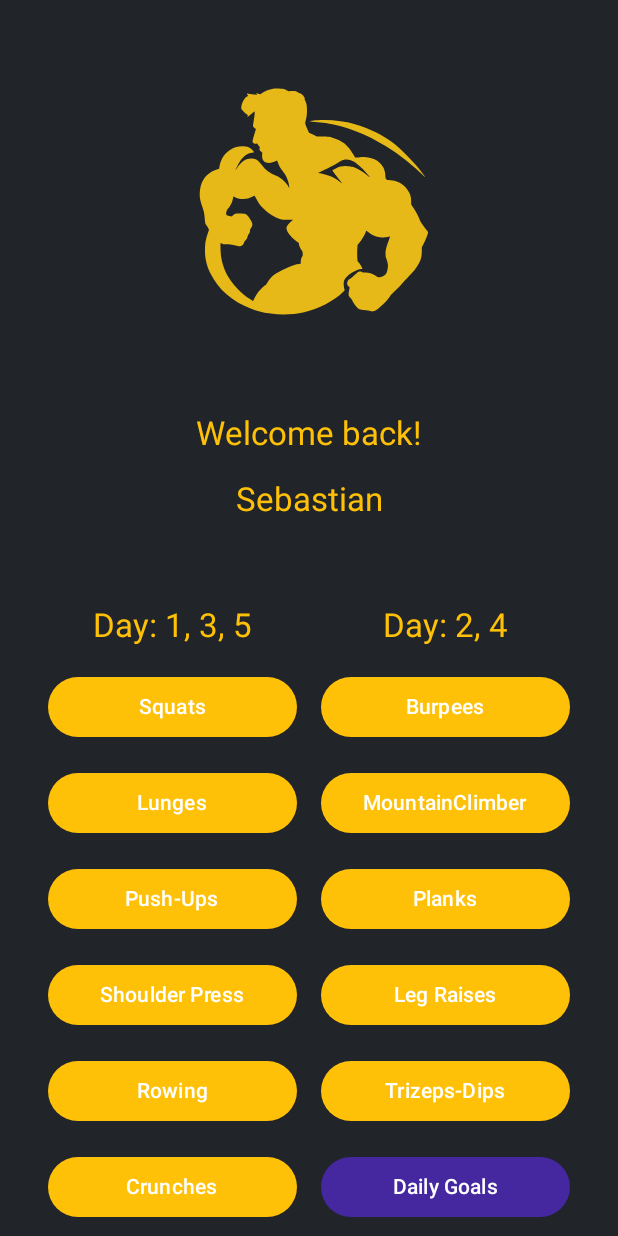
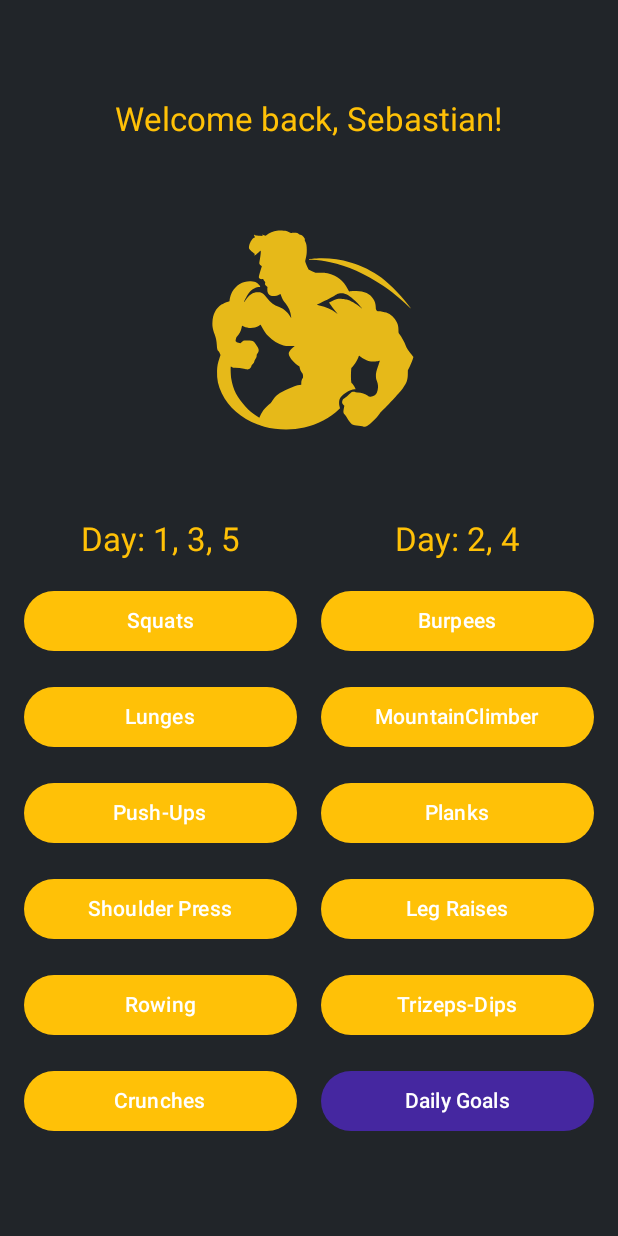
Before and after one commit to Shebby91/PushUpCounterApp, an Android app built with Jetpack Compose: the screen it shows after launch (MainActivity), on a phone screen of 412 x 824 dp. Run offline under Robolectric (Android 15) with nearby library versions, the phone set to English and light mode, and no system bars.

Commit message:
renamed app, layout changes

```diff
--- a/app/src/main/AndroidManifest.xml
+++ b/app/src/main/AndroidManifest.xml
@@ -7,7 +7,7 @@
         android:dataExtractionRules="@xml/data_extraction_rules"
         android:fullBackupContent="@xml/backup_rules"
         android:icon="@mipmap/ic_launcher"
-        android:label="@string/app_name"
+        android:label="SebastiansApp"
         android:roundIcon="@mipmap/ic_launcher_round"
         android:supportsRtl="true"
         android:theme="@style/Theme.App"
@@ -15,11 +15,10 @@
         <activity
             android:name=".MainActivity"
             android:exported="true"
-            android:label="@string/app_name"
+            android:label="SebastiansApp"
             android:theme="@style/Theme.App">
             <intent-filter>
                 <action android:name="android.intent.action.MAIN" />
-
                 <category android:name="android.intent.category.LAUNCHER" />
             </intent-filter>
         </activity>
--- a/app/src/main/java/com/example/app/MainActivity.kt
+++ b/app/src/main/java/com/example/app/MainActivity.kt
@@ -240,22 +240,21 @@ fun StartScreen(navController: NavController) {
         modifier = Modifier
             .fillMaxSize()
             .background(MaterialTheme.colorScheme.background)
-            .padding(horizontal = 32.dp, vertical = 4.dp),
+            .padding(horizontal = 16.dp, vertical = 14.dp),
         contentAlignment = Alignment.Center
     ) {
         Column(
             horizontalAlignment = Alignment.CenterHorizontally,
             verticalArrangement = Arrangement.spacedBy(16.dp)
         ) {
+            Text(text = "Welcome back, Sebastian!", color = MaterialTheme.colorScheme.primary, style = MaterialTheme.typography.titleLarge)
             // App-Logo
             Image(
                 painter = painterResource(id = R.drawable.logo),
                 contentDescription = "App Logo",
-                modifier = Modifier.size(250.dp)
+                modifier = Modifier.size(220.dp)
             )
-            Text(text = "Welcome back!", color = MaterialTheme.colorScheme.primary, style = MaterialTheme.typography.titleLarge)
-            Text(text = "Sebastian", color = MaterialTheme.colorScheme.primary, style = MaterialTheme.typography.titleLarge)
-            Spacer(modifier = Modifier.height(24.dp))
+
             Row(
                 horizontalArrangement = Arrangement.spacedBy(16.dp),
                 modifier = Modifier.fillMaxWidth(),
```
